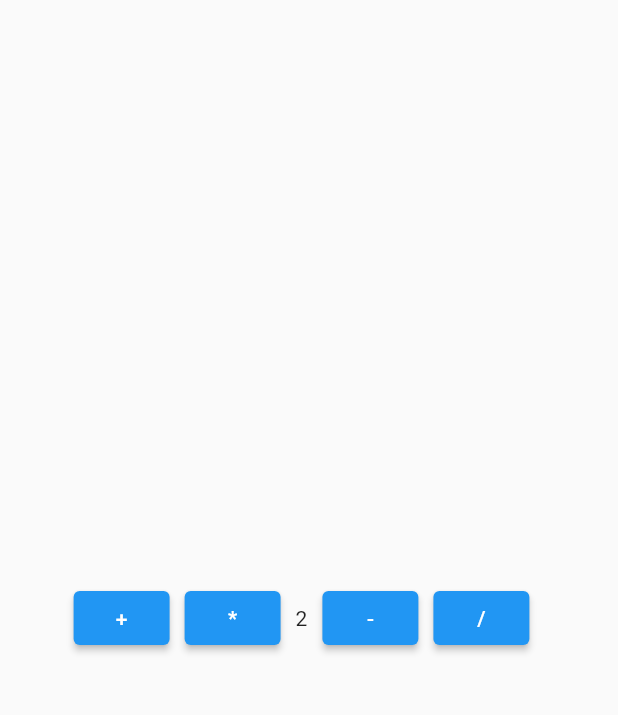
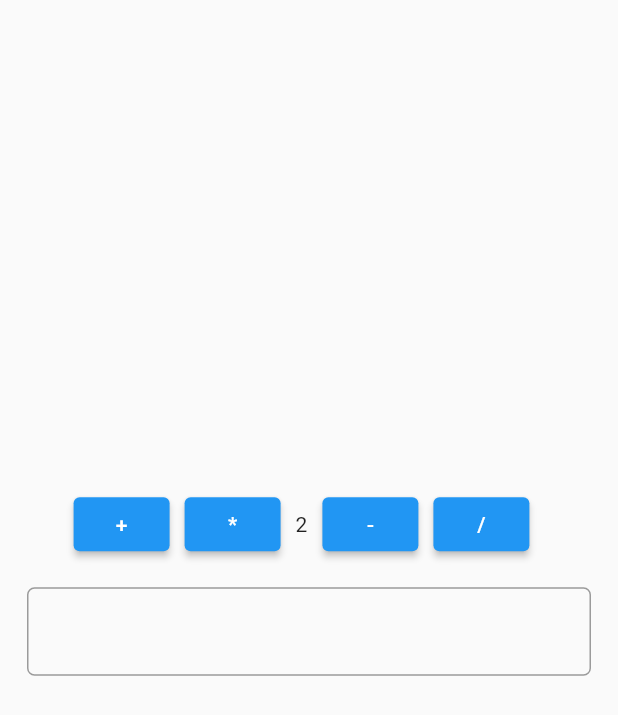
Before and after one commit to Hassanulhaq52/Bloc-Practice, a Flutter app: the screen it shows after launch, after a tap on an icon or button, on a phone screen of 412 x 824 dp. Shown: the top 715 px of the screen. Run offline on Flutter 3.47's test engine with Material 2 defaults, Android fonts, the phone set to English and light mode, and no system bars; our stand-ins replace flutter_bloc.

Commit message:
TextField Added.

```diff
--- a/lib/counter_bloc/counter_events.dart
+++ b/lib/counter_bloc/counter_events.dart
@@ -9,3 +9,9 @@ class OnDecrementCounter extends CounterEvent {}
 class OnMultiplicationCounter extends CounterEvent {}
 
 class OnDivisionCounter extends CounterEvent {}
+
+class OnTextChange extends CounterEvent {
+  final String text;
+
+  OnTextChange({required this.text});
+}
--- a/lib/counter_bloc/counter_state.dart
+++ b/lib/counter_bloc/counter_state.dart
@@ -1,15 +1,19 @@
 part of 'counter_bloc.dart';
 
 class CounterState {
-  CounterState({required this.count});
+  CounterState({
+    required this.count,
+    required this.text,
+  });
 
   final dynamic count;
+  final String text;
 
   factory CounterState.initial() {
-    return CounterState(count: 0);
+    return CounterState(text: '', count: 0);
   }
 
-  CounterState copyWith(dynamic? count) {
-    return CounterState(count: count ?? this.count);
+  CounterState copyWith({String? text, int? count}) {
+    return CounterState(text: text ?? this.text, count: count ?? this.count);
   }
 }
--- a/lib/main.dart
+++ b/lib/main.dart
@@ -14,7 +14,7 @@ class MyApp extends StatelessWidget {
   Widget build(BuildContext context) {
     return BlocProvider(
       create: (context) => CounterBloc(),
-      child: const MaterialApp(
+      child: MaterialApp(
         title: 'Bloc Practice',
         home: HomeScreen(),
       ),
--- a/lib/screens/home_screen.dart
+++ b/lib/screens/home_screen.dart
@@ -3,11 +3,14 @@ import 'package:flutter/material.dart';
 import 'package:flutter_bloc/flutter_bloc.dart';
 
 class HomeScreen extends StatelessWidget {
-  const HomeScreen({Key? key}) : super(key: key);
+  HomeScreen({Key? key}) : super(key: key);
+
+  TextEditingController textController = TextEditingController();
 
   @override
   Widget build(BuildContext context) {
-    return BlocBuilder<CounterBloc, CounterState>(builder: (context, state) {
+    return BlocBuilder<CounterBloc, CounterState>(
+      builder: (context, state) {
         return Scaffold(
           body: Center(
             child: Column(
@@ -60,10 +63,37 @@ class HomeScreen extends StatelessWidget {
                     ),
                   ],
                 ),
+                Padding(
+                  padding: const EdgeInsets.all(18.0),
+                  child: TextField(
+                    // controller: textController,
+                    onChanged: (value) {
+                      context
+                          .read<CounterBloc>()
+                          .add(OnTextChange(text: value));
+                    },
+                    decoration: InputDecoration(
+                      border: OutlineInputBorder(
+                        borderRadius: BorderRadius.circular(5),
+                      ),
+                    ),
+                  ),
+                ),
+                Text(
+                  state.text,
+                  style: const TextStyle(color: Colors.black, fontSize: 26),
+                ),
+                // ElevatedButton(
+                //   onPressed: () {
+                //     context.read<CounterBloc>().add(OnTextChange(text: textController.text));
+                //   },
+                //   child: const Text('Update'),
+                // ),
               ],
             ),
           ),
         );
-    });
+      },
+    );
   }
 }
```
Also changed, not shown: lib/counter_bloc/counter_bloc.dart (+10 -4 lines). Lines whose indentation alone changed are shown as unchanged.
